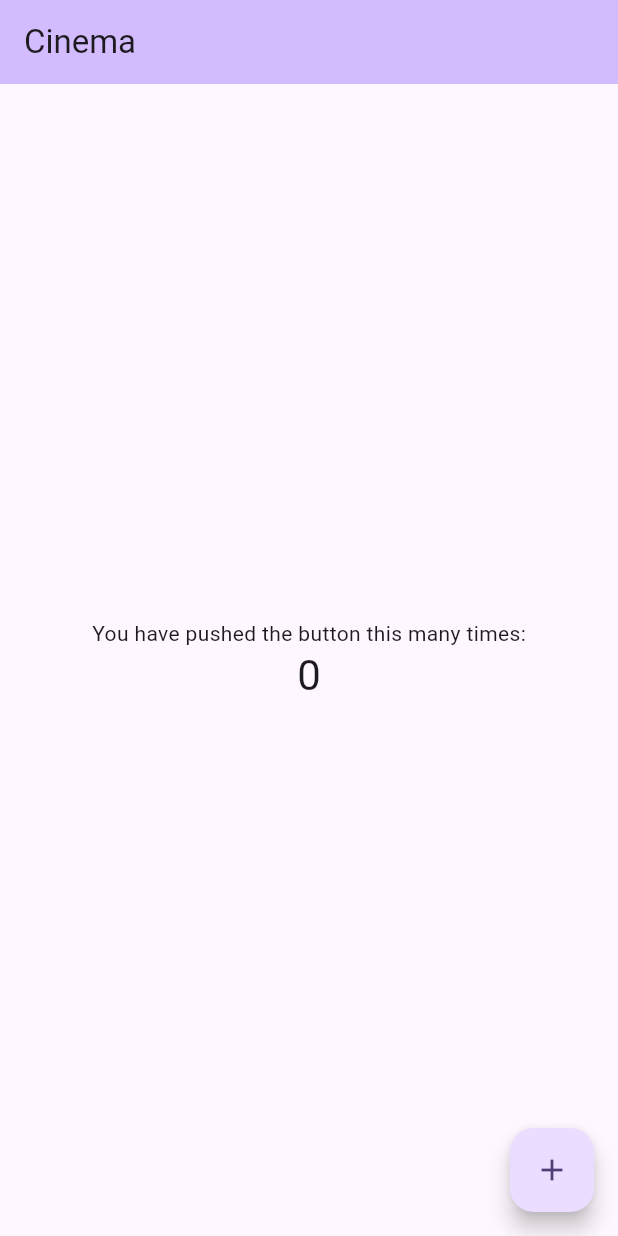
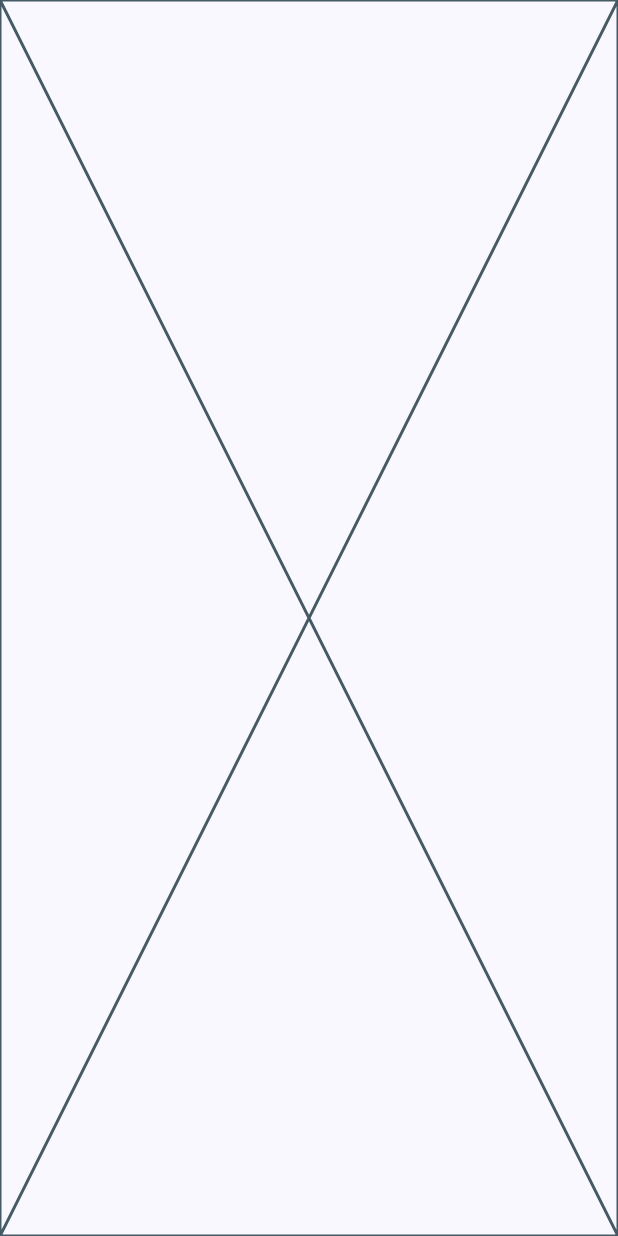
Before and after one commit to sthevenpa/testcinema, a Flutter app: the screen it shows after launch, on a phone screen of 412 x 824 dp. Run offline on Flutter 3.47's test engine with Material 3 defaults, Android fonts, the phone set to English and light mode, and no system bars; our stand-ins replace go_router.

Commit message:
Config and Router
add config folders and go_router

```diff
--- /dev/null
+++ b/lib/config/router/app_router.dart
@@ -0,0 +1,14 @@
+import 'package:go_router/go_router.dart';
+import 'package:testcinema/presentation/screens/screens.dart';
+
+final appRouter = GoRouter(
+  initialLocation: '/',
+  routes:[
+
+    GoRoute(path: '/',
+      name: HomeScreen.name,
+      builder: (context,state) => const HomeScreen(),
+    ),
+
+  ]
+);
--- /dev/null
+++ b/lib/config/theme/app_theme.dart
@@ -0,0 +1,7 @@
+import 'package:flutter/material.dart';
+
+class AppTheme {
+  ThemeData getTheme() => ThemeData(
+      useMaterial3: true,
+      colorSchemeSeed: const Color(0xFF0B3294));
+}
--- a/lib/main.dart
+++ b/lib/main.dart
@@ -1,80 +1,22 @@
 import 'package:flutter/material.dart';
 
+import 'package:testcinema/config/router/app_router.dart';
+import 'package:testcinema/config/theme/app_theme.dart';
+
 void main() {
-  runApp(const MyApp());
+  runApp(const TestCinema());
 }
 
-class MyApp extends StatelessWidget {
-  const MyApp({super.key});
+class TestCinema extends StatelessWidget {
+  const TestCinema({super.key});
 
-  // This widget is the root of your application.
   @override
   Widget build(BuildContext context) {
-    return MaterialApp(
+    return  MaterialApp.router(
+      routerConfig: appRouter,
+      debugShowCheckedModeBanner: false,
       title: 'TestCinema',
-      theme: ThemeData(
-
-        colorScheme: ColorScheme.fromSeed(seedColor: Colors.deepPurple),
-        useMaterial3: true,
-      ),
-      home: const MyHomePage(title: 'Cinema'),
+      theme: AppTheme().getTheme()
     );
   }
 }
-
-class MyHomePage extends StatefulWidget {
-  const MyHomePage({super.key, required this.title});
-
-
-
-  final String title;
-
-  @override
-  State<MyHomePage> createState() => _MyHomePageState();
-}
-
-class _MyHomePageState extends State<MyHomePage> {
-  int _counter = 0;
-
-  void _incrementCounter() {
-    setState(() {
-
-      _counter++;
-    });
-  }
-
-  @override
-  Widget build(BuildContext context) {
-
-    return Scaffold(
-      appBar: AppBar(
-
-        backgroundColor: Theme.of(context).colorScheme.inversePrimary,
-
-        title: Text(widget.title),
-      ),
-      body: Center(
-        // Center is a layout widget. It takes a single child and positions it
-        // in the middle of the parent.
-        child: Column(
-
-          mainAxisAlignment: MainAxisAlignment.center,
-          children: <Widget>[
-            const Text(
-              'You have pushed the button this many times:',
-            ),
-            Text(
-              '$_counter',
-              style: Theme.of(context).textTheme.headlineMedium,
-            ),
-          ],
-        ),
-      ),
-      floatingActionButton: FloatingActionButton(
-        onPressed: _incrementCounter,
-        tooltip: 'Increment',
-        child: const Icon(Icons.add),
-      ), // This trailing comma makes auto-formatting nicer for build methods.
-    );
-  }
-}
--- /dev/null
+++ b/lib/presentation/screens/movies/home_screen.dart
@@ -0,0 +1,13 @@
+import 'package:flutter/material.dart';
+
+class HomeScreen extends StatelessWidget {
+  static const name = 'home-screen';
+  const HomeScreen({super.key});
+
+  @override
+  Widget build(BuildContext context) {
+    return const Scaffold(
+      body: Placeholder(),
+    );
+  }
+}
--- /dev/null
+++ b/lib/presentation/screens/screens.dart
@@ -0,0 +1 @@
+export 'movies/home_screen.dart';
```
Also changed, not shown: pubspec.yaml (+3 -17 lines), pubspec.lock, 1 other file.
